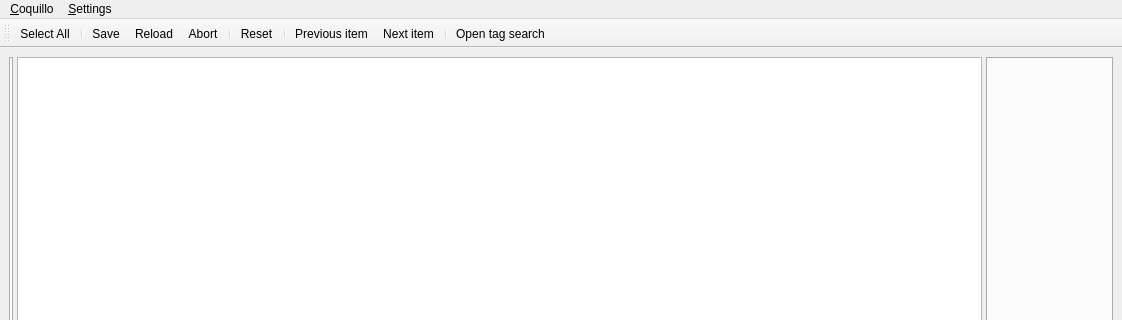
Above: ui/mainwindow.ui from sjuvonen/coquillo before the change; both pictures show x 0 to 1122 and y 0 to 320 of the 1122 by 751 pixel window. Below: the same form after it.
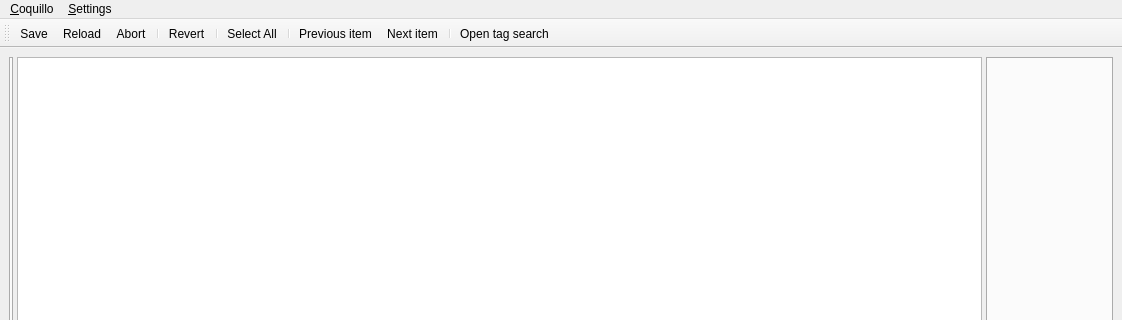
That is the form after the change. Icons and pictures are not drawn. Custom widgets are drawn as their Qt base class.

Commit message: Move 'select all' next to prev/next

```diff
--- a/ui/mainwindow.ui
+++ b/ui/mainwindow.ui
@@ -105,14 +105,14 @@
    <attribute name="toolBarBreak">
     <bool>false</bool>
    </attribute>
-   <addaction name="actionSelectAll"/>
-   <addaction name="separator"/>
    <addaction name="actionSave"/>
    <addaction name="actionReload"/>
    <addaction name="actionAbort"/>
    <addaction name="separator"/>
    <addaction name="actionDiscard"/>
    <addaction name="separator"/>
+   <addaction name="actionSelectAll"/>
+   <addaction name="separator"/>
    <addaction name="actionSelectPrevious"/>
    <addaction name="actionSelectNext"/>
    <addaction name="separator"/>
@@ -189,7 +189,7 @@
      <normaloff>../../../../.designer/backup</normaloff>../../../../.designer/backup</iconset>
    </property>
    <property name="text">
-    <string>Reset</string>
+    <string>Revert</string>
    </property>
    <property name="toolTip">
     <string>Discard all changes</string>
```
Left out of the diff: 5 changed lines with no effect on the pictures.
